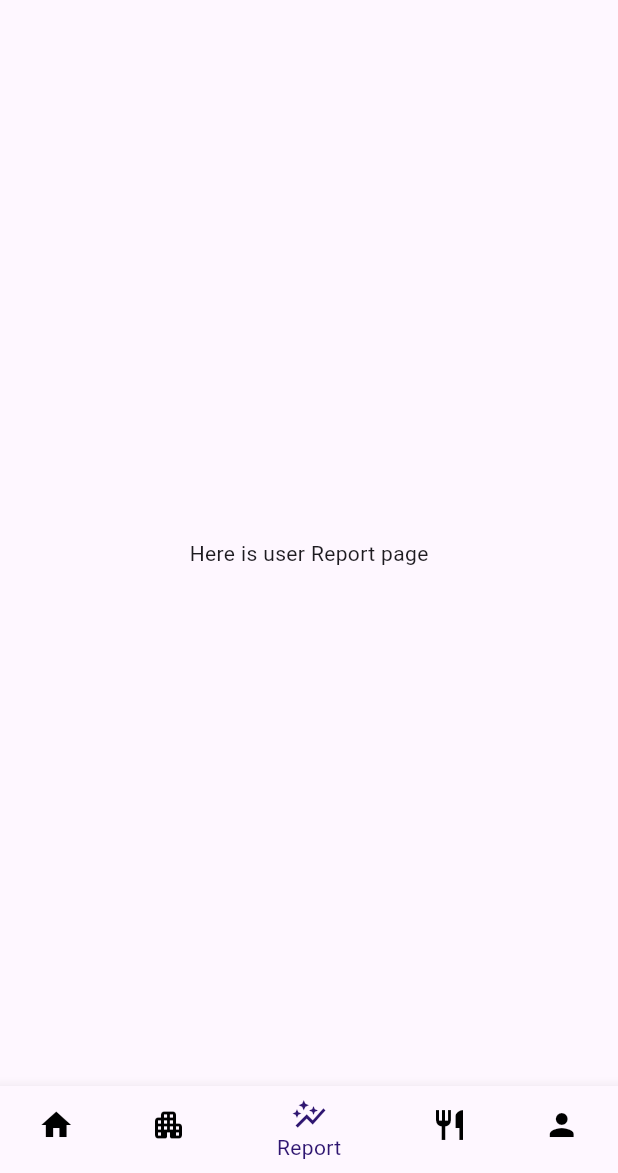
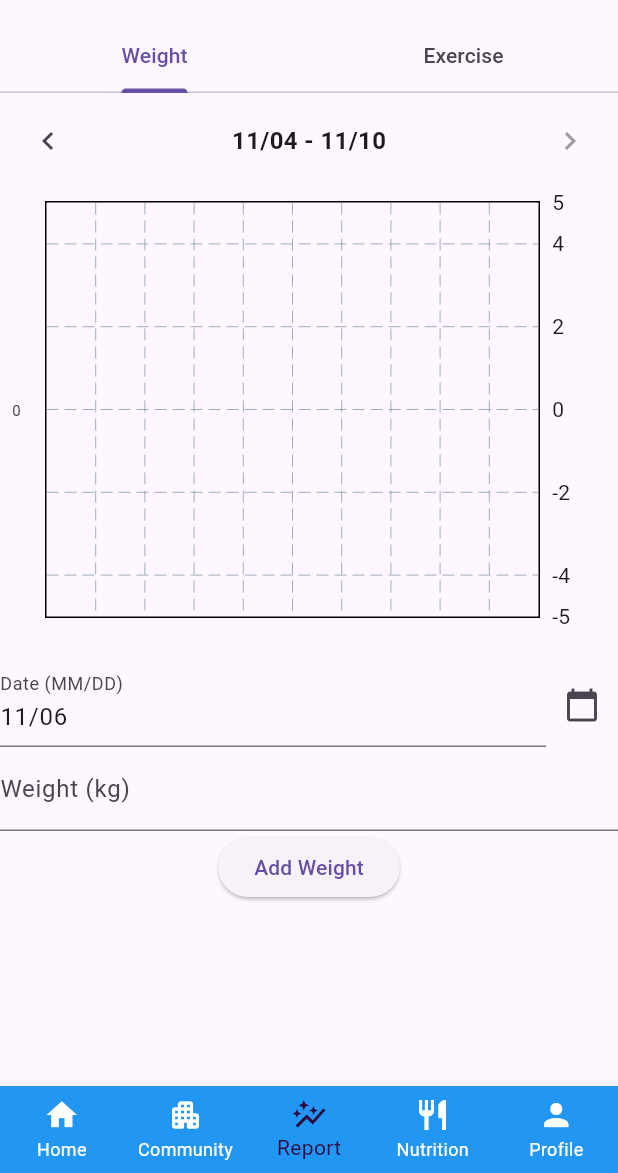
Before and after one commit to Chong1120/MAE_Assignment, a Flutter app: the UserReport screen opened directly with empty values, on a phone screen of 412 x 824 dp, the part 63-1236 px from its top. Run offline on Flutter 3.47's test engine with Material 3 defaults, Android fonts, the phone set to English and light mode, and no system bars; drawn by our look-alikes of fl_chart; network calls fail.

Commit message:
submit by karen
create user report (view weight report)

```diff
--- a/assignment/lib/user/view/user_report.dart
+++ b/assignment/lib/user/view/user_report.dart
@@ -1,6 +1,6 @@
-// ignore_for_file: library_private_types_in_public_api
-
 import 'package:flutter/material.dart';
+import 'user_weight.dart'; // Import the WeightTab and ExerciseTab widgets
+import 'user_exercise.dart';
 
 class UserReport extends StatefulWidget {
   final String userId;
@@ -10,9 +10,18 @@ class UserReport extends StatefulWidget {
   _UserReportState createState() => _UserReportState();
 }
 
-class _UserReportState extends State<UserReport> {
+class _UserReportState extends State<UserReport> with SingleTickerProviderStateMixin {
   int _currentIndex = 2;
+  DateTime currentDate = DateTime.now();
+  DateTime selectedWeekStart = DateTime.now().subtract(Duration(days: DateTime.now().weekday - 1));
 
+  late TabController _tabController;
+
+  @override
+  void initState() {
+    super.initState();
+    _tabController = TabController(length: 2, vsync: this); // 2 tabs (Weight, Exercise)
+  }
 
   void navigateToPage(int index) {
     switch (index) {
@@ -54,13 +63,27 @@ class _UserReportState extends State<UserReport> {
           ),
         ],
       ),
-      body: const Center(
-        child: Column(
-          mainAxisAlignment: MainAxisAlignment.center,
-          children: [
-            Text("Here is user Report page"),
-          ],
-        ),
+      body: Column(
+        children: [
+          // TabBar placed under the AppBar
+          TabBar(
+            controller: _tabController,
+            tabs: const [
+              Tab(text: 'Weight'),
+              Tab(text: 'Exercise'),
+            ],
+          ),
+          // TabBarView to show content of selected tab
+          Expanded(
+            child: TabBarView(
+              controller: _tabController,
+              children: [
+                UserWeightPage(userId: widget.userId),
+                UserExercisePage(userId: widget.userId),
+              ],
+            ),
+          ),
+        ],
       ),
       bottomNavigationBar: BottomNavigationBar(
         currentIndex: _currentIndex,
@@ -78,8 +101,9 @@ class _UserReportState extends State<UserReport> {
           BottomNavigationBarItem(icon: Icon(Icons.person), label: 'Profile'),
         ],
         backgroundColor: Colors.blue,
-        selectedItemColor: const Color.fromARGB(255, 47, 22, 113),
-        unselectedItemColor: Colors.black,
+        selectedItemColor: const Color.fromARGB(255, 47, 8, 64),
+        unselectedItemColor: Colors.white,
+        type: BottomNavigationBarType.fixed,
       ),
     );
   }
--- /dev/null
+++ b/assignment/lib/user/view/user_weight.dart
@@ -0,0 +1,256 @@
+import 'package:flutter/material.dart';
+import 'package:intl/intl.dart';
+import 'package:fl_chart/fl_chart.dart';
+import 'dart:async';
+import '../feature/user_report_f.dart'; // The functions for fetching data
+
+class UserWeightPage extends StatefulWidget {
+  final String userId;
+  const UserWeightPage({super.key, required this.userId});
+
+  @override
+  _UserWeightPageState createState() => _UserWeightPageState();
+}
+
+class _UserWeightPageState extends State<UserWeightPage> {
+  late DateTime _selectedDate;
+  late DateTime _startOfWeek; // Start of the current week (Monday)
+  late DateTime _endOfWeek; // End of the current week (Sunday)
+  late List<Map<String, dynamic>> _weightData;
+  late List<Map<String, dynamic>> _filteredData;
+  double _minWeight = 0;
+  double _maxWeight = 0;
+
+  final TextEditingController _dateController = TextEditingController();
+  final TextEditingController _weightController = TextEditingController();
+
+  @override
+  void initState() {
+    super.initState();
+    _selectedDate = DateTime.now();
+    _startOfWeek = _getStartOfWeek(_selectedDate);
+    _endOfWeek = _startOfWeek.add(const Duration(days: 6));
+    _dateController.text = DateFormat('MM/dd').format(_selectedDate);
+    _weightData = [];
+    _filteredData = [];
+    _loadWeightData();
+  }
+
+  DateTime _getStartOfWeek(DateTime date) {
+    int daysToSubtract = date.weekday - DateTime.monday;
+    return date.subtract(Duration(days: daysToSubtract));
+  }
+
+  Future<void> _loadWeightData() async {
+    List<Map<String, dynamic>> data = await fetchWeightData(widget.userId);
+    // Filter to keep only the latest entry per date
+    Map<String, Map<String, dynamic>> latestEntries = {};
+    for (var entry in data) {
+      String dateKey = DateFormat('yyyy-MM-dd').format(DateTime.parse(entry['date']));
+      DateTime entryDate = DateTime.parse(entry['date']);
+      if (!latestEntries.containsKey(dateKey) || entryDate.isAfter(DateTime.parse(latestEntries[dateKey]!['date']))) {
+        latestEntries[dateKey] = entry;
+      }
+    }
+    setState(() {
+      // Filter out entries with weight values that don't make sense (like 1730)
+      _weightData = latestEntries.values.where((entry) => entry['value'] < 300).toList();
+      _filterDataByWeek();
+      _calculateMinMaxWeight();
+    });
+  }
+
+  void _filterDataByWeek() {
+    _filteredData = _weightData.where((weight) {
+      DateTime date = DateTime.parse(weight['date']);
+      return date.isAtSameMomentAs(_startOfWeek) ||
+        date.isAtSameMomentAs(_endOfWeek) ||
+        (date.isAfter((_startOfWeek).subtract(const Duration(days: 1))) && date.isBefore(_endOfWeek));
+    }).toList();
+
+    // Sort by date in ascending order
+    _filteredData.sort((a, b) => DateTime.parse(a['date']).compareTo(DateTime.parse(b['date'])));
+  }
+
+
+  void _calculateMinMaxWeight() {
+    if (_filteredData.isNotEmpty) {
+      _minWeight = _filteredData
+          .map((weight) => weight['value'].toDouble())
+          .reduce((a, b) => a < b ? a : b);
+      _maxWeight = _filteredData
+          .map((weight) => weight['value'].toDouble())
+          .reduce((a, b) => a > b ? a : b);
+    }
+  }
+
+  List<BarChartGroupData> _createChartData() {
+    return _filteredData.map((weight) {
+      DateTime date = DateTime.parse(weight['date']);
+      return BarChartGroupData(
+        x: date.millisecondsSinceEpoch,
+        barRods: [
+          BarChartRodData(
+            toY: weight['value'].toDouble(),
+            color: Colors.blue,
+            width: 15,
+            borderRadius: BorderRadius.zero,
+          ),
+        ],
+      );
+    }).toList();
+  }
+
+  void _navigateToPreviousWeek() {
+    setState(() {
+      _startOfWeek = _startOfWeek.subtract(const Duration(days: 7));
+      _endOfWeek = _endOfWeek.subtract(const Duration(days: 7));
+      _filterDataByWeek();
+      _calculateMinMaxWeight();
+    });
+  }
+
+  void _navigateToNextWeek() {
+    if (_endOfWeek.isBefore(DateTime.now())) {
+      setState(() {
+        _startOfWeek = _startOfWeek.add(const Duration(days: 7));
+        _endOfWeek = _endOfWeek.add(const Duration(days: 7));
+        _filterDataByWeek();
+        _calculateMinMaxWeight();
+      });
+    }
+  }
+
+  @override
+  Widget build(BuildContext context) {
+    return Column(
+      children: [
+        Padding(
+          padding: const EdgeInsets.all(8.0),
+          child: Row(
+            mainAxisAlignment: MainAxisAlignment.spaceBetween,
+            children: [
+              IconButton(
+                icon: const Icon(Icons.chevron_left),
+                onPressed: _navigateToPreviousWeek,
+              ),
+              Text(
+                '${DateFormat('MM/dd').format(_startOfWeek)} - ${DateFormat('MM/dd').format(_endOfWeek)}',
+                style: const TextStyle(fontSize: 16, fontWeight: FontWeight.bold),
+              ),
+              IconButton(
+                icon: Icon(
+                  Icons.chevron_right,
+                  color: _startOfWeek.isBefore(DateTime.now().subtract(const Duration(days: 7))) ? Colors.black : Colors.grey,
+                ),
+                onPressed: _startOfWeek.isBefore(DateTime.now().subtract(const Duration(days: 7)))
+                    ? _navigateToNextWeek
+                    : null,
+              ),
+            ],
+          ),
+        ),
+        Padding(
+          padding: const EdgeInsets.all(8.0),
+          child: SizedBox(
+            height: 300,
+            width: double.infinity,
+            child: BarChart(
+              BarChartData(
+                gridData: const FlGridData(show: true),
+                titlesData: FlTitlesData(
+                  show: true,
+                  topTitles: const AxisTitles(
+                    sideTitles: SideTitles(showTitles: false), // Hide top titles
+                  ),
+                  leftTitles: AxisTitles(
+                    sideTitles: SideTitles(
+                      showTitles: true,
+                      getTitlesWidget: (value, meta) {
+                        if (value == _minWeight.floorToDouble() || value == _maxWeight.ceilToDouble()) {
+                          return Text(value.toStringAsFixed(0), // Display integer values only
+                              style: const TextStyle(fontSize: 10));
+                        }
+                        return Container();
+                      },
+                    ),
+                  ),
+                  bottomTitles: AxisTitles(
+                    sideTitles: SideTitles(
+                      showTitles: true,
+                      getTitlesWidget: (value, meta) {
+                        DateTime date = DateTime.fromMillisecondsSinceEpoch(value.toInt());
+                        for (var weight in _filteredData) {
+                          DateTime weightDate = DateTime.parse(weight['date']);
+                          if (weightDate.year == date.year && weightDate.month == date.month && weightDate.day == date.day) {
+                            return Padding(
+                              padding: const EdgeInsets.only(top: 8.0),
+                              child: Text('${DateFormat('MM/dd').format(date)} (${weight['value']})',
+                                  style: const TextStyle(fontSize: 10)),
+                            );
+                          }
+                        }
+                        return const SizedBox.shrink();
+                      },
+                    ),
+                  ),
+                ),
+                borderData: FlBorderData(show: true),
+                barGroups: _createChartData(),
+                minY: _minWeight - 5,
+                maxY: _maxWeight + 5,
+              ),
+            ),
+          ),
+        ),
+        Row(
+          children: [
+            Expanded(
+              child: TextField(
+                controller: _dateController,
+                decoration: const InputDecoration(labelText: 'Date (MM/DD)'),
+                readOnly: true,
+              ),
+            ),
+            IconButton(
+              icon: const Icon(Icons.calendar_today),
+              onPressed: () async {
+                final selected = await showDatePicker(
+                  context: context,
+                  initialDate: _selectedDate,
+                  firstDate: DateTime(2020),
+                  lastDate: DateTime.now(),
+                );
+                if (selected != null && selected != _selectedDate) {
+                  setState(() {
+                    _selectedDate = selected;
+                    _dateController.text = DateFormat('MM/dd').format(selected);
+                  });
+                }
+              },
+            ),
+          ],
+        ),
+        TextField(
+          controller: _weightController,
+          keyboardType: const TextInputType.numberWithOptions(decimal: true),
+          decoration: const InputDecoration(labelText: 'Weight (kg)'),
+        ),
+        ElevatedButton(
+          onPressed: () {
+            double weight = double.tryParse(_weightController.text) ?? 0;
+            if (weight > 0) {
+              _addWeightData(_selectedDate, weight);
+            }
+          },
+          child: const Text('Add Weight'),
+        ),
+      ],
+    );
+  }
+
+  Future<void> _addWeightData(DateTime date, double weight) async {
+    await addWeightData(widget.userId, date, weight);
+    _loadWeightData();
+  }
+}
--- a/assignment/pubspec.yaml
+++ b/assignment/pubspec.yaml
@@ -40,6 +40,8 @@ dependencies:
   firebase_core: ^3.6.0
   firebase_database: ^11.1.4
   fl_chart: ^0.69.0
+  charts_flutter: ^0.12.0
+  intl: ^0.17.0
 
 dev_dependencies:
   flutter_test:
```
Also changed, not shown: assignment/lib/main.dart (+0 -10 lines), assignment/lib/user/feature/user_report_f.dart (added, +110 -0 lines), assignment/lib/user/view/user_exercise.dart (added, +68 -0 lines).
